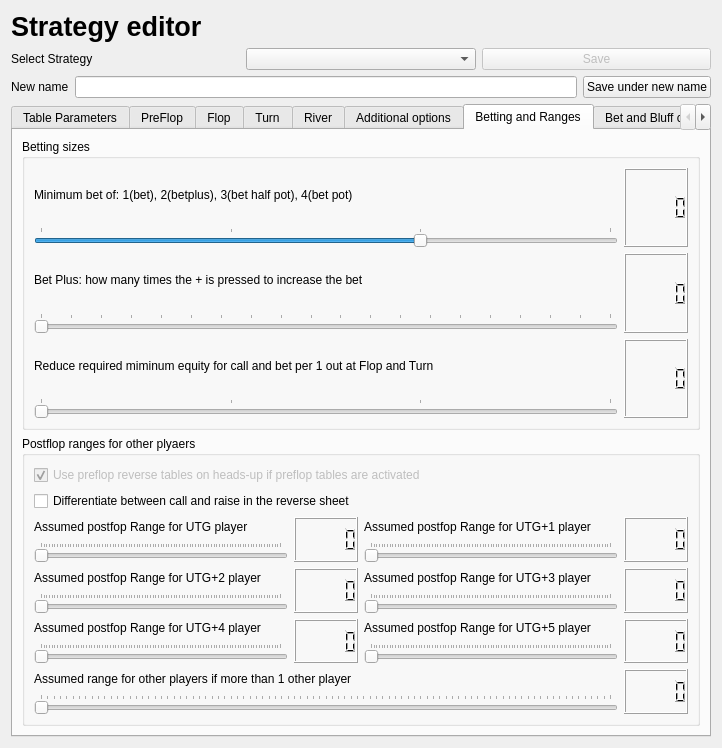
Qt form gui/gui_qt_ui_strategy_manager.ui (dickreuter/Poker) before a commit.
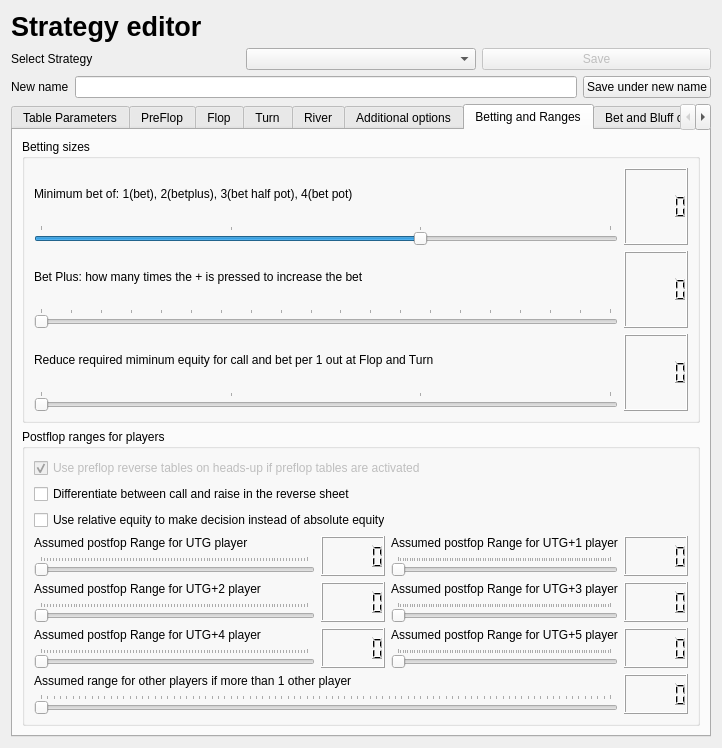
The same form after that commit. The open tabs and pages were chosen to show the change.

Commit message: Added relative equity

Patch:
```diff
--- a/gui/gui_qt_ui_strategy_manager.ui
+++ b/gui/gui_qt_ui_strategy_manager.ui
@@ -2997,7 +2997,7 @@
        <item row="1" column="0">
         <widget class="QGroupBox" name="groupBox_13">
          <property name="title">
-          <string>Postflop ranges for other plyaers</string>
+          <string>Postflop ranges for players</string>
          </property>
          <layout class="QGridLayout" name="gridLayout_14">
           <item row="0" column="0" colspan="2">
@@ -3016,63 +3016,7 @@
             </property>
            </widget>
           </item>
-          <item row="1" column="0">
-           <widget class="QCheckBox" name="differentiate_reverse_sheet">
-            <property name="toolTip">
-             <string/>
-            </property>
-            <property name="text">
-             <string>Differentiate between call and raise in the reverse sheet</string>
-            </property>
-           </widget>
-          </item>
-          <item row="2" column="0">
-           <layout class="QHBoxLayout" name="horizontalLayout_6">
-            <item>
-             <layout class="QVBoxLayout" name="verticalLayout_15">
-              <item>
-               <widget class="QLabel" name="label_22">
-                <property name="text">
-                 <string>Assumed postfop Range for UTG player</string>
-                </property>
-               </widget>
-              </item>
-              <item>
-               <widget class="QSlider" name="range_utg0">
-                <property name="enabled">
-                 <bool>true</bool>
-                </property>
-                <property name="mouseTracking">
-                 <bool>false</bool>
-                </property>
-                <property name="toolTip">
-                 <string>&lt;html&gt;&lt;head/&gt;&lt;body&gt;&lt;p&gt;For the calculation of the equity after the flop, the other players are given ranges. Here you can adjust the top% of preflop equity cards that the player is assumed to hold. 100% means he can hold any cards. &lt;/p&gt;&lt;/body&gt;&lt;/html&gt;</string>
-                </property>
-                <property name="minimum">
-                 <number>10</number>
-                </property>
-                <property name="maximum">
-                 <number>100</number>
-                </property>
-                <property name="pageStep">
-                 <number>1</number>
-                </property>
-                <property name="orientation">
-                 <enum>Qt::Horizontal</enum>
-                </property>
-                <property name="tickPosition">
-                 <enum>QSlider::TicksAbove</enum>
-                </property>
-               </widget>
-              </item>
-             </layout>
-            </item>
-            <item>
-             <widget class="QLCDNumber" name="lcdNumber_64"/>
-            </item>
-           </layout>
-          </item>
-          <item row="2" column="1">
+          <item row="3" column="1">
            <layout class="QHBoxLayout" name="horizontalLayout_12">
             <item>
              <layout class="QVBoxLayout" name="verticalLayout_21">
@@ -3118,7 +3062,53 @@
             </item>
            </layout>
           </item>
-          <item row="3" column="0">
+          <item row="5" column="0">
+           <layout class="QHBoxLayout" name="horizontalLayout_17">
+            <item>
+             <layout class="QVBoxLayout" name="verticalLayout_50">
+              <item>
+               <widget class="QLabel" name="label_55">
+                <property name="text">
+                 <string>Assumed postfop Range for UTG+4 player</string>
+                </property>
+               </widget>
+              </item>
+              <item>
+               <widget class="QSlider" name="range_utg4">
+                <property name="enabled">
+                 <bool>true</bool>
+                </property>
+                <property name="mouseTracking">
+                 <bool>false</bool>
+                </property>
+                <property name="toolTip">
+                 <string>&lt;html&gt;&lt;head/&gt;&lt;body&gt;&lt;p&gt;For the calculation of the equity after the flop, the other players are given ranges. Here you can adjust the top% of preflop equity cards that the player is assumed to hold. 100% means he can hold any cards. &lt;/p&gt;&lt;/body&gt;&lt;/html&gt;</string>
+                </property>
+                <property name="minimum">
+                 <number>10</number>
+                </property>
+                <property name="maximum">
+                 <number>100</number>
+                </property>
+                <property name="pageStep">
+                 <number>1</number>
+                </property>
+                <property name="orientation">
+                 <enum>Qt::Horizontal</enum>
+                </property>
+                <property name="tickPosition">
+                 <enum>QSlider::TicksAbove</enum>
+                </property>
+               </widget>
+              </item>
+             </layout>
+            </item>
+            <item>
+             <widget class="QLCDNumber" name="lcdNumber_104"/>
+            </item>
+           </layout>
+          </item>
+          <item row="4" column="0">
            <layout class="QHBoxLayout" name="horizontalLayout_10">
             <item>
              <layout class="QVBoxLayout" name="verticalLayout_19">
@@ -3164,7 +3154,53 @@
             </item>
            </layout>
           </item>
-          <item row="3" column="1">
+          <item row="3" column="0">
+           <layout class="QHBoxLayout" name="horizontalLayout_6">
+            <item>
+             <layout class="QVBoxLayout" name="verticalLayout_15">
+              <item>
+               <widget class="QLabel" name="label_22">
+                <property name="text">
+                 <string>Assumed postfop Range for UTG player</string>
+                </property>
+               </widget>
+              </item>
+              <item>
+               <widget class="QSlider" name="range_utg0">
+                <property name="enabled">
+                 <bool>true</bool>
+                </property>
+                <property name="mouseTracking">
+                 <bool>false</bool>
+                </property>
+                <property name="toolTip">
+                 <string>&lt;html&gt;&lt;head/&gt;&lt;body&gt;&lt;p&gt;For the calculation of the equity after the flop, the other players are given ranges. Here you can adjust the top% of preflop equity cards that the player is assumed to hold. 100% means he can hold any cards. &lt;/p&gt;&lt;/body&gt;&lt;/html&gt;</string>
+                </property>
+                <property name="minimum">
+                 <number>10</number>
+                </property>
+                <property name="maximum">
+                 <number>100</number>
+                </property>
+                <property name="pageStep">
+                 <number>1</number>
+                </property>
+                <property name="orientation">
+                 <enum>Qt::Horizontal</enum>
+                </property>
+                <property name="tickPosition">
+                 <enum>QSlider::TicksAbove</enum>
+                </property>
+               </widget>
+              </item>
+             </layout>
+            </item>
+            <item>
+             <widget class="QLCDNumber" name="lcdNumber_64"/>
+            </item>
+           </layout>
+          </item>
+          <item row="4" column="1">
            <layout class="QHBoxLayout" name="horizontalLayout_16">
             <item>
              <layout class="QVBoxLayout" name="verticalLayout_49">
@@ -3210,99 +3246,7 @@
             </item>
            </layout>
           </item>
-          <item row="4" column="0">
-           <layout class="QHBoxLayout" name="horizontalLayout_17">
-            <item>
-             <layout class="QVBoxLayout" name="verticalLayout_50">
-              <item>
-               <widget class="QLabel" name="label_55">
-                <property name="text">
-                 <string>Assumed postfop Range for UTG+4 player</string>
-                </property>
-               </widget>
-              </item>
-              <item>
-               <widget class="QSlider" name="range_utg4">
-                <property name="enabled">
-                 <bool>true</bool>
-                </property>
-                <property name="mouseTracking">
-                 <bool>false</bool>
-                </property>
-                <property name="toolTip">
-                 <string>&lt;html&gt;&lt;head/&gt;&lt;body&gt;&lt;p&gt;For the calculation of the equity after the flop, the other players are given ranges. Here you can adjust the top% of preflop equity cards that the player is assumed to hold. 100% means he can hold any cards. &lt;/p&gt;&lt;/body&gt;&lt;/html&gt;</string>
-                </property>
-                <property name="minimum">
-                 <number>10</number>
-                </property>
-                <property name="maximum">
-                 <number>100</number>
-                </property>
-                <property name="pageStep">
-                 <number>1</number>
-                </property>
-                <property name="orientation">
-                 <enum>Qt::Horizontal</enum>
-                </property>
-                <property name="tickPosition">
-                 <enum>QSlider::TicksAbove</enum>
-                </property>
-               </widget>
-              </item>
-             </layout>
-            </item>
-            <item>
-             <widget class="QLCDNumber" name="lcdNumber_104"/>
-            </item>
-           </layout>
-          </item>
-          <item row="4" column="1">
-           <layout class="QHBoxLayout" name="horizontalLayout_18">
-            <item>
-             <layout class="QVBoxLayout" name="verticalLayout_51">
-              <item>
-               <widget class="QLabel" name="label_56">
-                <property name="text">
-                 <string>Assumed postfop Range for UTG+5 player</string>
-                </property>
-               </widget>
-              </item>
-              <item>
-               <widget class="QSlider" name="range_utg5">
-                <property name="enabled">
-                 <bool>true</bool>
-                </property>
-                <property name="mouseTracking">
-                 <bool>false</bool>
-                </property>
-                <property name="toolTip">
-                 <string>&lt;html&gt;&lt;head/&gt;&lt;body&gt;&lt;p&gt;For the calculation of the equity after the flop, the other players are given ranges. Here you can adjust the top% of preflop equity cards that the player is assumed to hold. 100% means he can hold any cards. &lt;/p&gt;&lt;/body&gt;&lt;/html&gt;</string>
-                </property>
-                <property name="minimum">
-                 <number>10</number>
-                </property>
-                <property name="maximum">
-                 <number>100</number>
-                </property>
-                <property name="pageStep">
-                 <number>1</number>
-                </property>
-                <property name="orientation">
-                 <enum>Qt::Horizontal</enum>
-                </property>
-                <property name="tickPosition">
-                 <enum>QSlider::TicksAbove</enum>
-                </property>
-               </widget>
-              </item>
-             </layout>
-            </item>
-            <item>
-             <widget class="QLCDNumber" name="lcdNumber_105"/>
-            </item>
-           </layout>
-          </item>
-          <item row="5" column="0" colspan="2">
+          <item row="6" column="0" colspan="2">
            <layout class="QHBoxLayout" name="horizontalLayout_22">
             <item>
              <layout class="QVBoxLayout" name="verticalLayout_71">
@@ -3348,6 +3292,75 @@
             </item>
            </layout>
           </item>
+          <item row="5" column="1">
+           <layout class="QHBoxLayout" name="horizontalLayout_18">
+            <item>
+             <layout class="QVBoxLayout" name="verticalLayout_51">
+              <item>
+               <widget class="QLabel" name="label_56">
+                <property name="text">
+                 <string>Assumed postfop Range for UTG+5 player</string>
+                </property>
+               </widget>
+              </item>
+              <item>
+               <widget class="QSlider" name="range_utg5">
+                <property name="enabled">
+                 <bool>true</bool>
+                </property>
+                <property name="mouseTracking">
+                 <bool>false</bool>
+                </property>
+                <property name="toolTip">
+                 <string>&lt;html&gt;&lt;head/&gt;&lt;body&gt;&lt;p&gt;For the calculation of the equity after the flop, the other players are given ranges. Here you can adjust the top% of preflop equity cards that the player is assumed to hold. 100% means he can hold any cards. &lt;/p&gt;&lt;/body&gt;&lt;/html&gt;</string>
+                </property>
+                <property name="minimum">
+                 <number>10</number>
+                </property>
+                <property name="maximum">
+                 <number>100</number>
+                </property>
+                <property name="pageStep">
+                 <number>1</number>
+                </property>
+                <property name="orientation">
+                 <enum>Qt::Horizontal</enum>
+                </property>
+                <property name="tickPosition">
+                 <enum>QSlider::TicksAbove</enum>
+                </property>
+               </widget>
+              </item>
+             </layout>
+            </item>
+            <item>
+             <widget class="QLCDNumber" name="lcdNumber_105"/>
+            </item>
+           </layout>
+          </item>
+          <item row="1" column="0">
+           <widget class="QCheckBox" name="differentiate_reverse_sheet">
+            <property name="toolTip">
+             <string/>
+            </property>
+            <property name="text">
+             <string>Differentiate between call and raise in the reverse sheet</string>
+            </property>
+           </widget>
+          </item>
+          <item row="2" column="0">
+           <widget class="QCheckBox" name="use_relative_equity">
+            <property name="enabled">
+             <bool>true</bool>
+            </property>
+            <property name="toolTip">
+             <string>WIll use the equity of the preflop range divide by the actual equity as basis for decision</string>
+            </property>
+            <property name="text">
+             <string>Use relative equity to make decision instead of absolute equity</string>
+            </property>
+           </widget>
+          </item>
          </layout>
         </widget>
        </item>
```
Left out of the diff: 137 changed lines with no effect on the pictures. The commit also changes 11 other files.
